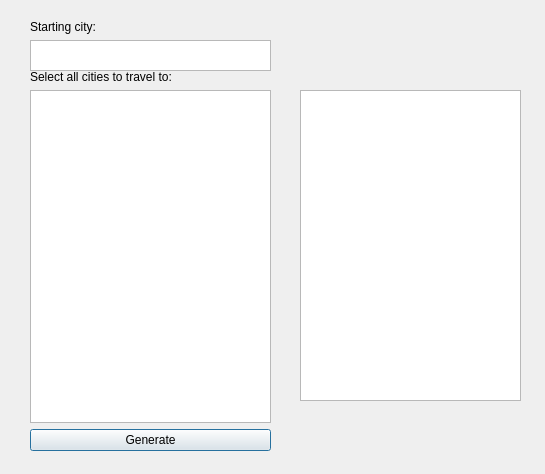
The window that EuroTrip/customplan.ui (dal07065/European-Vacation) describes before a commit, drawn with Qt 5.
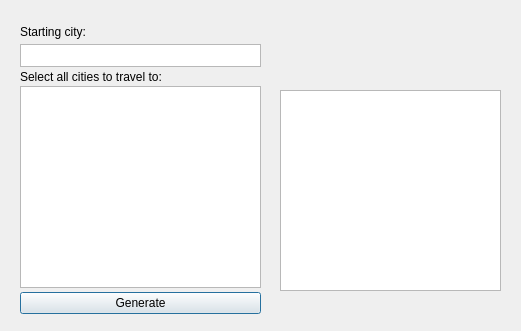
The same window after the commit.

Commit message:
[Feat]Implement food planner UI
Created the barebones UI. Also created some notes on the customplan.h and foodplanner.h files

```diff
--- a/EuroTrip/customplan.ui
+++ b/EuroTrip/customplan.ui
@@ -6,8 +6,8 @@
    <rect>
     <x>0</x>
     <y>0</y>
-    <width>545</width>
-    <height>474</height>
+    <width>521</width>
+    <height>331</height>
    </rect>
   </property>
   <property name="windowTitle">
@@ -16,25 +16,34 @@
   <widget class="QTextBrowser" name="textBrowser">
    <property name="geometry">
     <rect>
-     <x>300</x>
+     <x>280</x>
      <y>90</y>
      <width>221</width>
-     <height>311</height>
+     <height>201</height>
     </rect>
    </property>
   </widget>
-  <widget class="QWidget" name="">
+  <widget class="QWidget" name="layoutWidget">
    <property name="geometry">
     <rect>
-     <x>30</x>
+     <x>20</x>
      <y>20</y>
      <width>241</width>
-     <height>51</height>
+     <height>301</height>
     </rect>
    </property>
-   <layout class="QVBoxLayout" name="verticalLayout">
+   <layout class="QVBoxLayout" name="verticalLayout_2">
+    <property name="spacing">
+     <number>0</number>
+    </property>
     <item>
      <widget class="QLabel" name="label_2">
+      <property name="maximumSize">
+       <size>
+        <width>16777215</width>
+        <height>16</height>
+       </size>
+      </property>
       <property name="text">
        <string>Starting city:</string>
       </property>
@@ -42,6 +51,12 @@
     </item>
     <item>
      <widget class="QTextBrowser" name="startingCity">
+      <property name="maximumSize">
+       <size>
+        <width>16777215</width>
+        <height>23</height>
+       </size>
+      </property>
       <property name="html">
        <string>&lt;!DOCTYPE HTML PUBLIC &quot;-//W3C//DTD HTML 4.0//EN&quot; &quot;http://www.w3.org/TR/REC-html40/strict.dtd&quot;&gt;
 &lt;html&gt;&lt;head&gt;&lt;meta name=&quot;qrichtext&quot; content=&quot;1&quot; /&gt;&lt;style type=&quot;text/css&quot;&gt;
@@ -51,20 +66,14 @@
       </property>
      </widget>
     </item>
-   </layout>
-  </widget>
-  <widget class="QWidget" name="">
-   <property name="geometry">
-    <rect>
-     <x>30</x>
-     <y>70</y>
-     <width>241</width>
-     <height>381</height>
-    </rect>
-   </property>
-   <layout class="QVBoxLayout" name="verticalLayout_2">
     <item>
      <widget class="QLabel" name="label">
+      <property name="maximumSize">
+       <size>
+        <width>16777215</width>
+        <height>11</height>
+       </size>
+      </property>
       <property name="text">
        <string>Select all cities to travel to:</string>
       </property>
@@ -72,6 +81,12 @@
     </item>
     <item>
      <widget class="QListWidget" name="listWidget">
+      <property name="maximumSize">
+       <size>
+        <width>16777215</width>
+        <height>202</height>
+       </size>
+      </property>
       <property name="selectionMode">
        <enum>QAbstractItemView::MultiSelection</enum>
       </property>
```
The commit also changes 7 other files.
